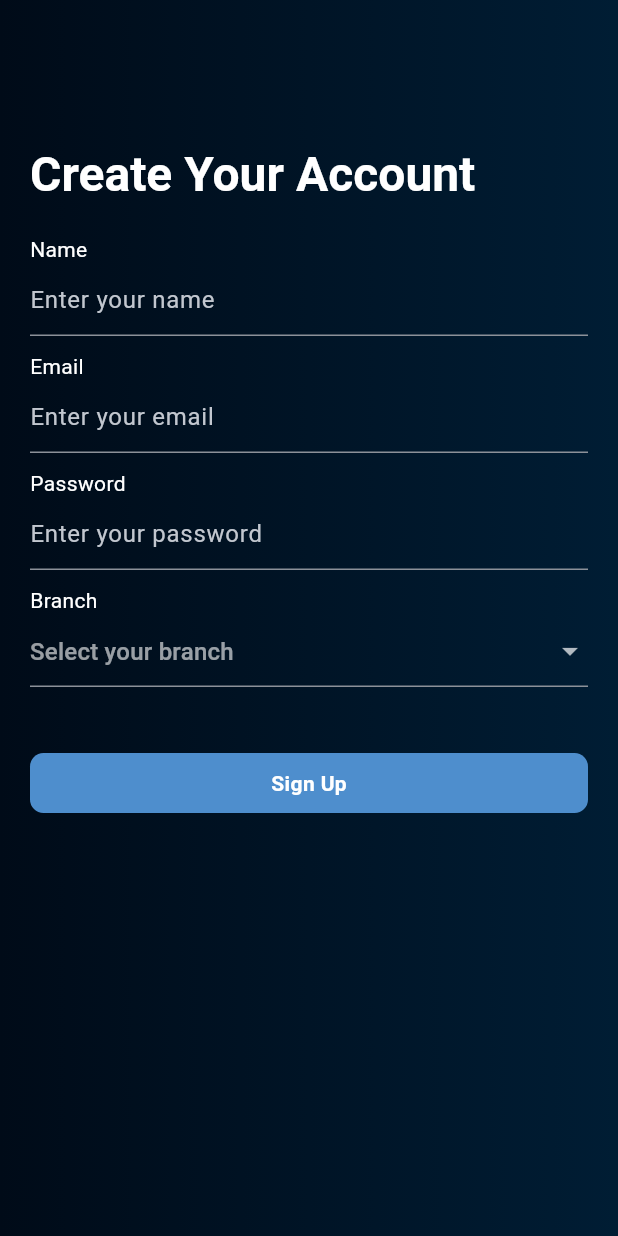
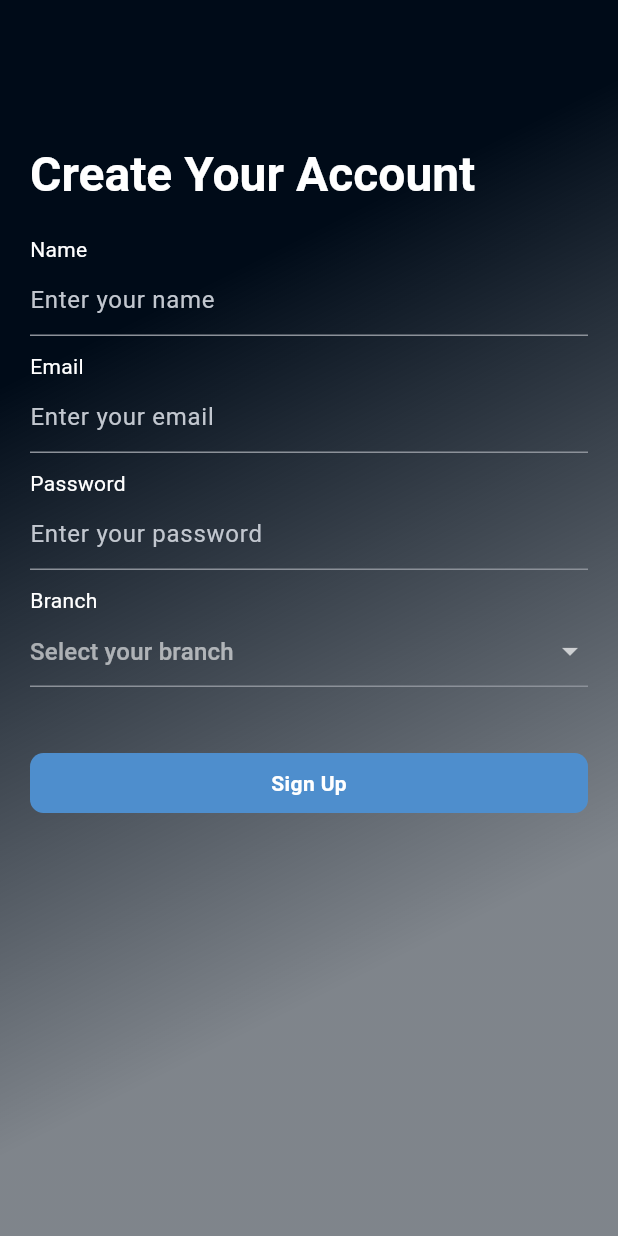
Before and after one commit to stuverse/stuverse, a Flutter app: the SignUpScreen screen opened by its route, on a phone screen of 412 x 824 dp. Run offline on Flutter 3.47's test engine with Material 3 defaults, Android fonts, the light colour scheme and no system bars; our stand-ins replace bloc, dio, flex_color_scheme, flutter_bloc, go_router, shared_preferences; accounts and stored records are empty.

Commit message:
#10 fixed

```diff
--- a/lib/features/common/auth/views/signup_screen.dart
+++ b/lib/features/common/auth/views/signup_screen.dart
@@ -1,3 +1,5 @@
+// ignore_for_file: lines_longer_than_80_chars
+
 import 'package:flutter/material.dart';
 
 import 'package:go_router/go_router.dart';
@@ -18,8 +20,10 @@ class _SignUpScreenState extends State<SignUpScreen> {
 
   final List<_BranchChoice> branches = [
     _BranchChoice(label: 'Computer Science and Engineering', value: 'cse'),
-    _BranchChoice(label: 'Electronics and Communication Engineering', value: 'ece'),
-    _BranchChoice(label: 'Electrical and Electronics Engineering', value: 'eee'),
+    _BranchChoice(
+        label: 'Electronics and Communication Engineering', value: 'ece'),
+    _BranchChoice(
+        label: 'Electrical and Electronics Engineering', value: 'eee'),
     _BranchChoice(label: 'Mechanical Engineering', value: 'me'),
     _BranchChoice(label: 'Civil Engineering', value: 'ce'),
     _BranchChoice(label: 'Information Technology', value: 'it'),
@@ -38,14 +42,6 @@ class _SignUpScreenState extends State<SignUpScreen> {
           elevation: 0,
         ),
         body: BgGradient(
-          child: Container(
-            width: double.infinity,
-            decoration: BoxDecoration(
-              gradient: LinearGradient(colors: [
-                Theme.of(context).colorScheme.tertiary,
-                Theme.of(context).colorScheme.primaryContainer
-              ]),
-            ),
           child: SafeArea(
             child: Padding(
               padding: const EdgeInsets.all(20),
@@ -54,11 +50,10 @@ class _SignUpScreenState extends State<SignUpScreen> {
                 children: [
                   Padding(
                     padding: const EdgeInsets.only(top: 20),
-                      child:  Text(
+                    child: Text(
                       'Create Your Account',
-                         style: Theme.of(context)
-                              .textTheme.headlineLarge!
-                              .copyWith(
+                      style:
+                          Theme.of(context).textTheme.headlineLarge!.copyWith(
                                 fontWeight: FontWeight.bold,
                               ),
                     ),
@@ -152,7 +147,6 @@ class _SignUpScreenState extends State<SignUpScreen> {
                     ),
                     isExpanded: true,
                   ),
-
                   SizedBox(height: 40),
                   FilledButton(
                     onPressed: () {
@@ -164,14 +158,11 @@ class _SignUpScreenState extends State<SignUpScreen> {
                         style: Theme.of(context)
                             .textTheme
                             .bodyMedium!
-                              .copyWith(
-                              fontWeight: FontWeight.bold
-                              ),
+                            .copyWith(fontWeight: FontWeight.bold),
                       ),
                     ),
                   ),
                 ],
-                ),
               ),
             ),
           ),
--- a/pubspec.yaml
+++ b/pubspec.yaml
@@ -8,6 +8,7 @@ environment:
 
 dependencies:
   bloc: ^8.1.2
+  dio: ^5.4.0
   flex_color_scheme: ^7.3.1
   flutter:
     sdk: flutter
@@ -16,6 +17,7 @@ dependencies:
     sdk: flutter
   go_router: ^13.0.1
   intl: ^0.18.0
+  shared_preferences: ^2.2.2
 
 dev_dependencies:
   bloc_test: ^9.1.4
@@ -28,7 +30,10 @@ flutter:
   uses-material-design: true
   generate: true
   assets:
+
+    - assets/app/
     - assets/app/logo/
+    - assets/common/
     - assets/forum/
     - assets/fund/
     - assets/job/
```
Also changed, not shown: lib/app/utils/dio_client.dart (added, +41 -0 lines), lib/features/common/auth/cubit/auth_cubit.dart (added, +8 -0 lines), lib/features/common/auth/cubit/auth_state.dart (added, +24 -0 lines), pubspec.lock, 4 other files. Lines whose indentation alone changed are shown as unchanged.
